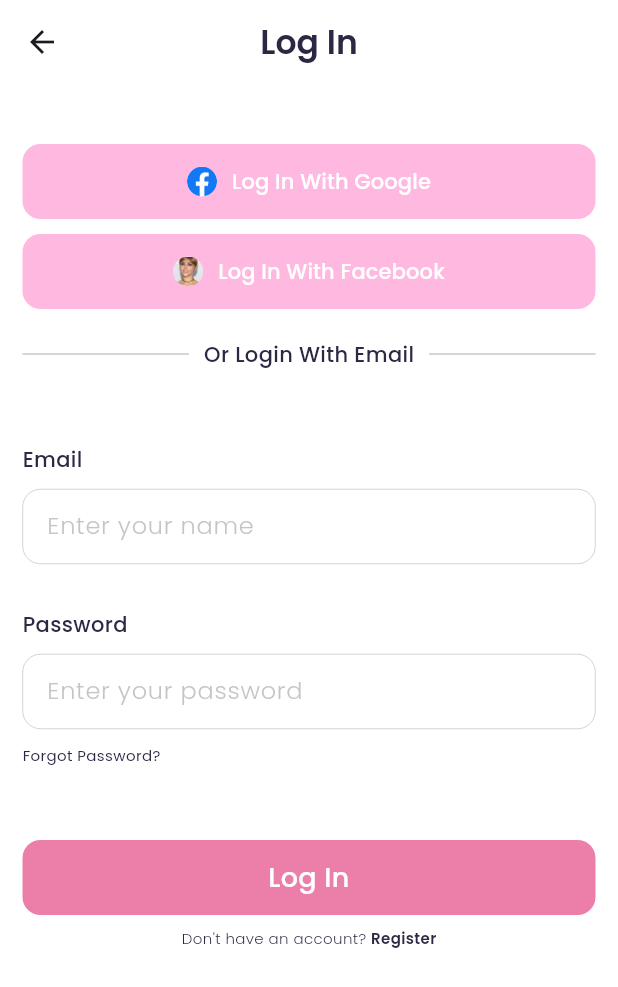
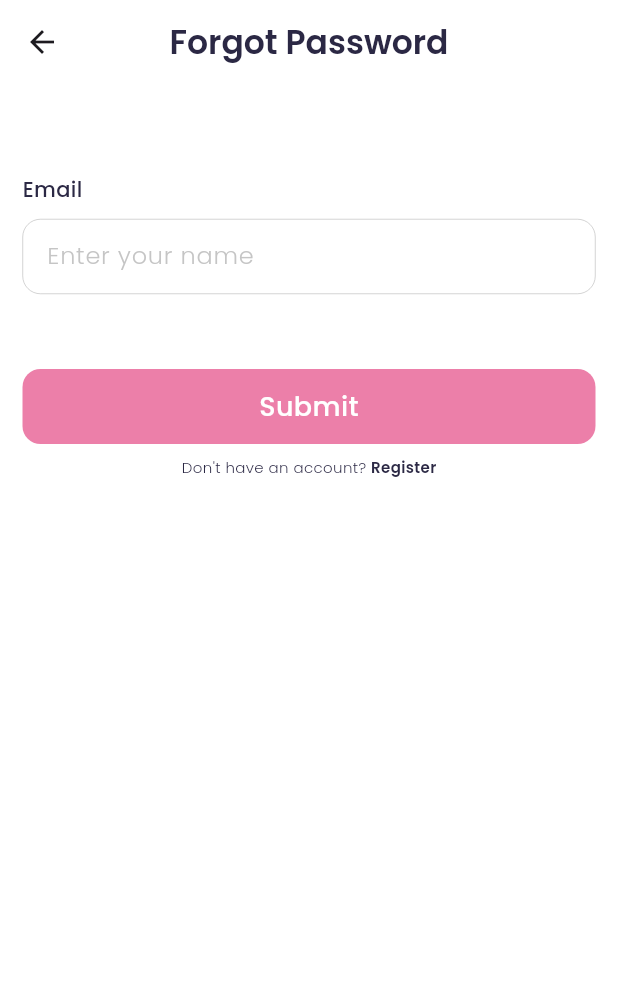
Before and after one commit to dwirzkid/flutter-crud, a Flutter app: the SignInView screen opened by its route, after a tap on "Forgot Password?", on a phone screen of 412 x 824 dp. Shown: the top 987 px of the screen. Run offline on Flutter 3.47's test engine with Material 3 defaults, Android fonts, the phone set to English and light mode, and no system bars; our stand-ins replace google_fonts.

Commit message:
feat: forgot password view

```diff
--- a/lib/main.dart
+++ b/lib/main.dart
@@ -1,5 +1,6 @@
 import 'package:crud_project_1/view/add_customer_view.dart';
 import 'package:crud_project_1/view/edit_customer_view.dart';
+import 'package:crud_project_1/view/forget_password_view.dart';
 import 'package:crud_project_1/view/home_view.dart';
 import 'package:crud_project_1/view/sign_in_view.dart';
 import 'package:crud_project_1/view/splash_view.dart';
@@ -19,6 +20,7 @@ class MainApp extends StatelessWidget {
       routes: {
         '/': (context) => SplashView(),
         '/sign-in': (context) => SignInView(),
+        '/forgot-password': (context) => ForgetPasswordView(),
         '/home': (context) => HomeView(),
         '/add-customer': (context) => AddCustomerView(),
         '/edit-customer': (context) => EditCustomerView(),
--- /dev/null
+++ b/lib/view/forget_password_view.dart
@@ -0,0 +1,89 @@
+import 'package:crud_project_1/theme.dart';
+import 'package:crud_project_1/view/widgets/custom_button.dart';
+import 'package:crud_project_1/view/widgets/custom_form_field.dart';
+import 'package:flutter/material.dart';
+
+class ForgetPasswordView extends StatelessWidget {
+  const ForgetPasswordView({super.key});
+
+  @override
+  Widget build(BuildContext context) {
+    PreferredSizeWidget header() {
+      return AppBar(
+        centerTitle: true,
+        backgroundColor: Colors.white,
+        title: Text(
+          'Forgot Password',
+          style: blackTextStyle.copyWith(
+            // fontSize: 1,
+            fontWeight: semiBold,
+          ),
+        ),
+        elevation: 0,
+      );
+    }
+
+    Widget content() {
+      return Container(
+        margin: EdgeInsets.symmetric(
+          horizontal: 15,
+        ),
+        child: Column(
+          children: [
+            CustomFormField(
+              labelText: 'Email',
+              hintText: 'Enter your name',
+            ),
+            CustomButton(
+              title: 'Submit',
+              width: double.infinity,
+            ),
+            Row(
+              mainAxisAlignment: MainAxisAlignment.center,
+              children: [
+                SizedBox(
+                  height: 30,
+                ),
+                Text(
+                  'Don\'t have an account?',
+                  style: blackTextStyle.copyWith(
+                    fontWeight: light,
+                    fontSize: 10,
+                  ),
+                ),
+                SizedBox(
+                  width: 3,
+                ),
+                GestureDetector(
+                  onTap: () {
+                    Navigator.pushNamed(context, '/sign-up');
+                  },
+                  child: Text(
+                    'Register',
+                    style: blackTextStyle.copyWith(
+                      fontWeight: semiBold,
+                      fontSize: 10,
+                    ),
+                  ),
+                ),
+              ],
+            ),
+          ],
+        ),
+      );
+    }
+
+    return Scaffold(
+      backgroundColor: Colors.white,
+      appBar: header(),
+      body: Column(
+        children: [
+          SizedBox(
+            height: 30,
+          ),
+          content(),
+        ],
+      ),
+    );
+  }
+}
--- a/lib/view/sign_in_view.dart
+++ b/lib/view/sign_in_view.dart
@@ -119,7 +119,9 @@ class SignInView extends StatelessWidget {
               crossAxisAlignment: CrossAxisAlignment.start,
               children: [
                 GestureDetector(
-                  onTap: () {},
+                  onTap: () {
+                    Navigator.pushNamed(context, '/forgot-password');
+                  },
                   child: Text(
                     'Forgot Password?',
                     style: blackTextStyle.copyWith(
@@ -132,6 +134,9 @@ class SignInView extends StatelessWidget {
             CustomButton(
               title: 'Log In',
               width: double.infinity,
+              onPressed: () {
+                Navigator.pushNamedAndRemoveUntil(context, '/home', (route) => false);
+              },
             ),
             Row(
               mainAxisAlignment: MainAxisAlignment.center,
```
